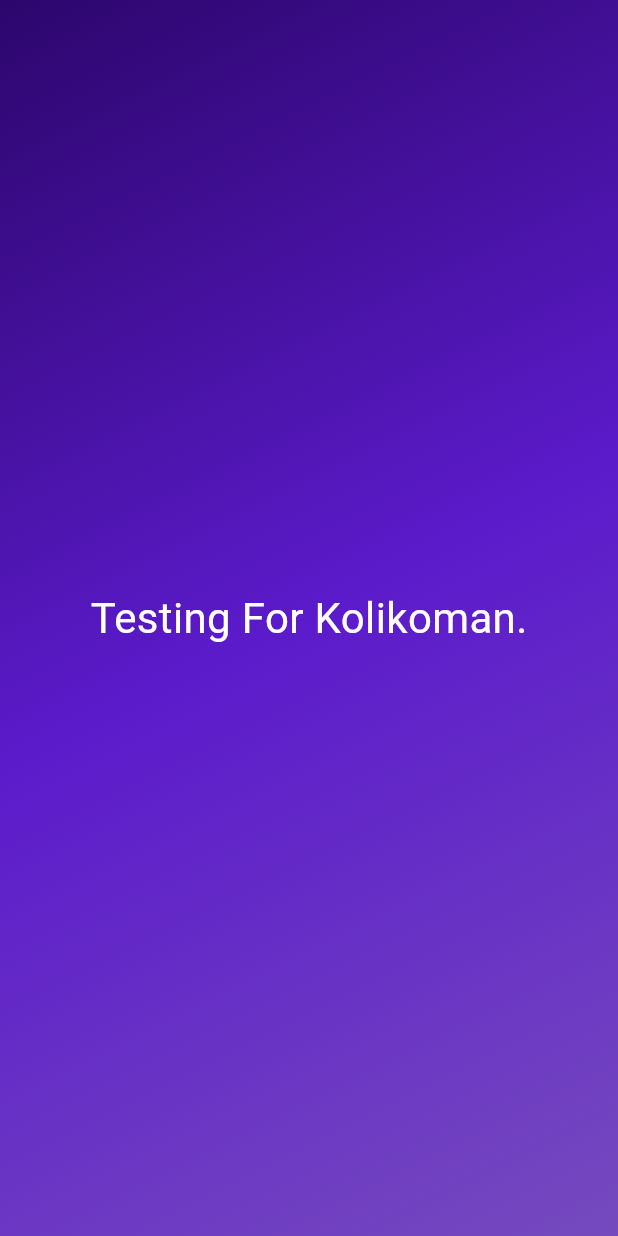
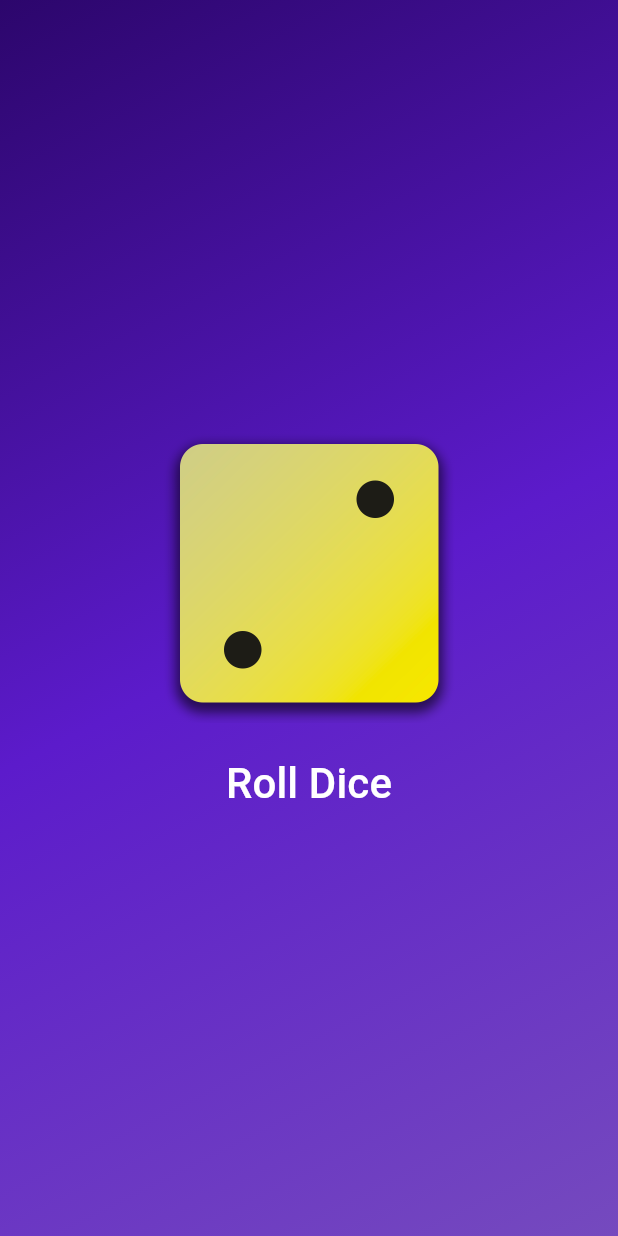
Before and after one commit to Emmanuel-Obi/Dart_Flutter_First_App, a Flutter app: the screen it shows after launch, on a phone screen of 412 x 824 dp. Run offline on Flutter 3.47's test engine with Material 3 defaults, Android fonts, the phone set to English and light mode, and no system bars.

Commit message:
finished dice roller app

```diff
--- /dev/null
+++ b/lib/dice_roller.dart
@@ -0,0 +1,40 @@
+import 'package:flutter/material.dart';
+import 'package:test_app/styled_text.dart';
+import 'dart:math';
+
+
+final randomizer = Random();
+
+class DiceRoller extends StatefulWidget {
+  const DiceRoller({super.key});
+
+  @override
+  State<DiceRoller> createState() {
+    return _DiceRollerState();
+  }
+}
+
+class _DiceRollerState extends State<DiceRoller> {
+  var currentDiceRoll = 2;
+
+  void rollDice() {
+    setState(() {
+      currentDiceRoll = randomizer.nextInt(6) + 1;
+    });
+  }
+
+  @override
+  Widget build(BuildContext context) {
+    return Column(
+      mainAxisSize: MainAxisSize.min,
+      children: [
+        Image.asset('assets/images/dice-$currentDiceRoll.png', width: 200),
+        TextButton(
+            onPressed: rollDice,
+            style:
+                TextButton.styleFrom(padding: const EdgeInsets.only(top: 20)),
+            child: const StyledText('Roll Dice'))
+      ],
+    );
+  }
+}
--- a/lib/gradient_container.dart
+++ b/lib/gradient_container.dart
@@ -1,26 +1,26 @@
 import 'package:flutter/material.dart';
-import 'package:test_app/styled_text.dart';
+import 'package:test_app/dice_roller.dart';
 
 const startAlignment = Alignment.topLeft;
 const endAlignment = Alignment.bottomRight;
 
 class GradientContainer extends StatelessWidget {
-  const GradientContainer(this.gradientColors, this.outputText, {super.key});
+  const GradientContainer(this.gradientColors, {super.key});
 
   final List<Color> gradientColors;
-  final String outputText;
+
   @override
   Widget build(BuildContext context) {
     return Container(
-          decoration:  BoxDecoration(
+      decoration: BoxDecoration(
         gradient: LinearGradient(
           colors: gradientColors,
           begin: startAlignment,
           end: endAlignment,
         ),
       ),
-          child: Center(
-            child: StyledText(outputText),
+      child: const Center(
+       child: DiceRoller(),
       ),
     );
   }
--- a/lib/main.dart
+++ b/lib/main.dart
@@ -9,7 +9,7 @@ void main() {
                 Color.fromARGB(255, 44, 6, 108),
                 Color.fromARGB(255, 92, 27, 203),
                Color.fromARGB(255, 117, 74, 190),
-              ], 'Testing For Kolikoman.'),
+              ]),
       ),
     ),
   );
```
Also changed, not shown: pubspec.yaml (+7 -3 lines). Lines whose indentation alone changed are shown as unchanged.
